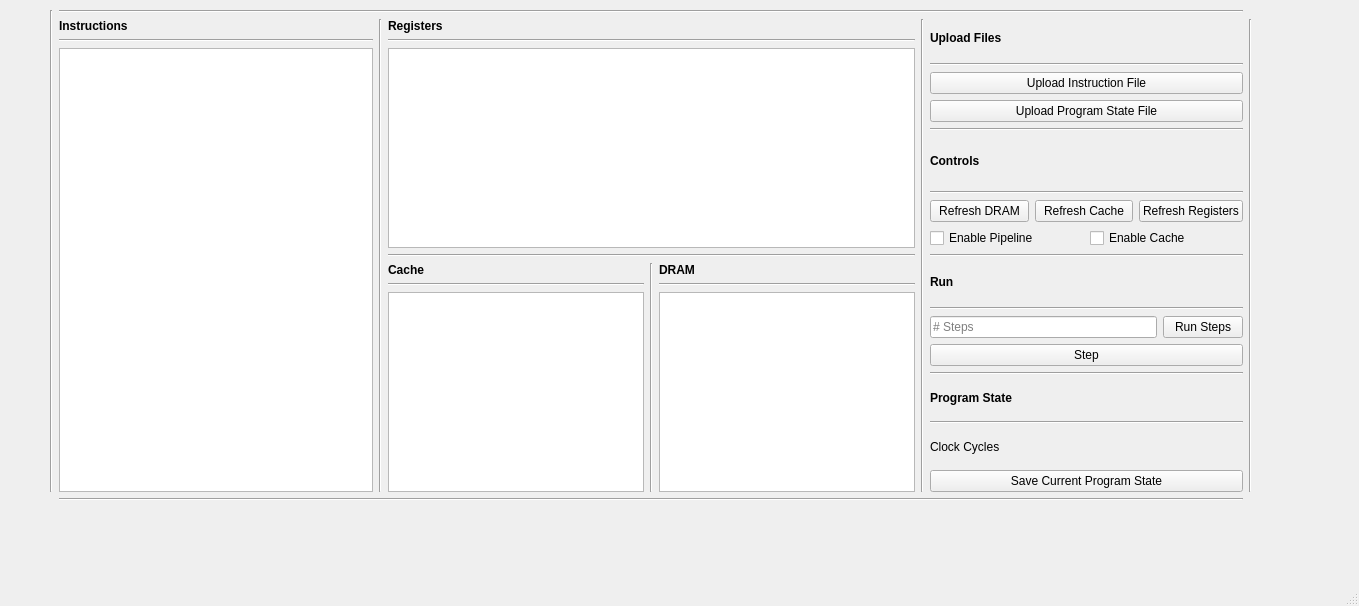
Qt form gui/gui.ui (bdunahu/RISC-V-ECTOR-) before a commit.
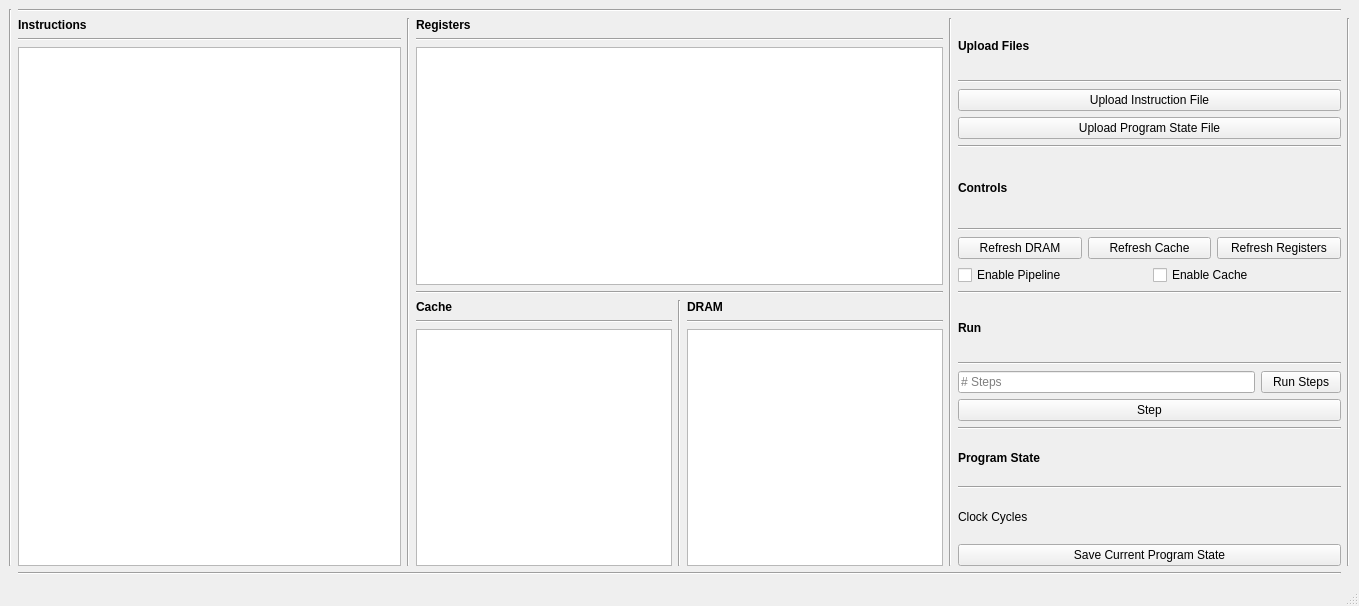
The same form after that commit.

Commit message: Make UI Responsive

The edit to the form file:
```diff
--- a/gui/gui.ui
+++ b/gui/gui.ui
@@ -14,15 +14,8 @@
    <string>RISC V[ECTOR]</string>
   </property>
   <widget class="QWidget" name="centralwidget">
-   <widget class="QWidget" name="">
-    <property name="geometry">
-     <rect>
-      <x>50</x>
-      <y>10</y>
-      <width>1202</width>
-      <height>491</height>
-     </rect>
-    </property>
+   <layout class="QVBoxLayout" name="verticalLayout_14">
+    <item>
     <layout class="QGridLayout" name="gridLayout">
      <item row="1" column="6" rowspan="2">
       <widget class="Line" name="line_14">
@@ -422,7 +415,8 @@
       </widget>
      </item>
     </layout>
-   </widget>
+    </item>
+   </layout>
   </widget>
   <widget class="QMenuBar" name="menubar">
    <property name="geometry">
```
Lines whose indentation alone changed are shown as unchanged.
